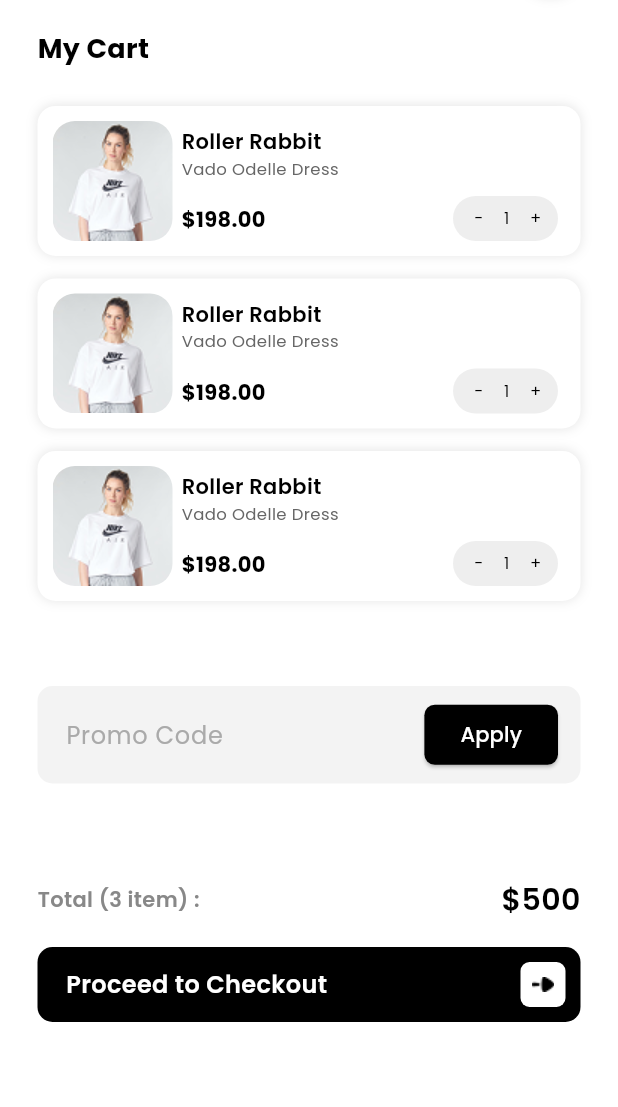
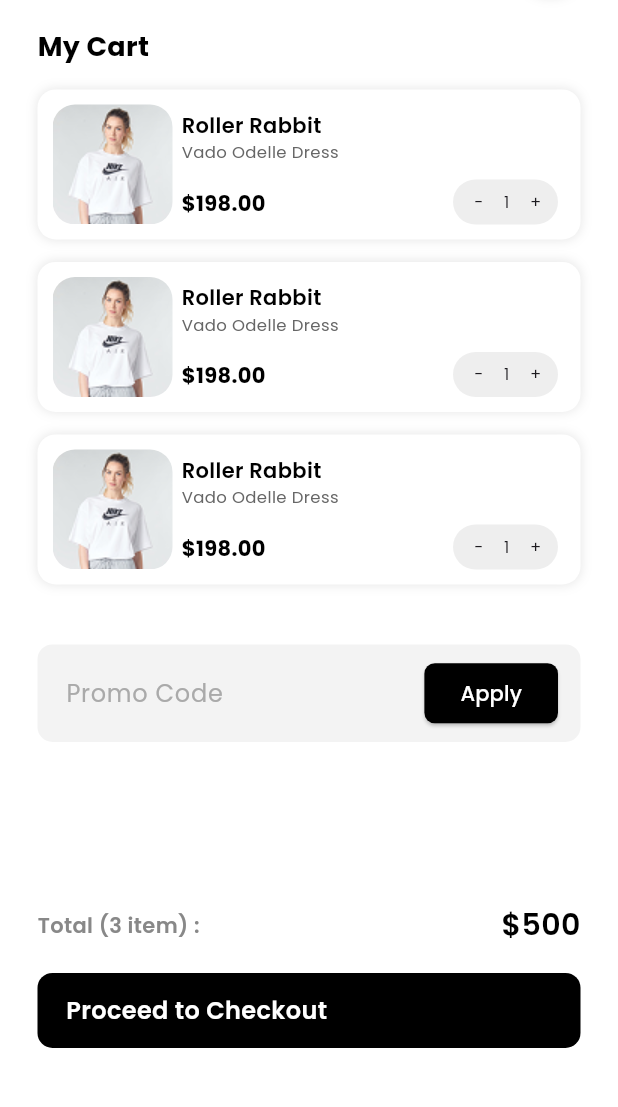
Before and after one commit to soheil-jalili/Ecommerce-App, a Flutter app: the CartScreen screen opened directly, on a phone screen of 412 x 824 dp, the part 82-1189 px from its top. Run offline on Flutter 3.47's test engine with Material 3 defaults, Android fonts, the phone set to English and light mode, and no system bars; our stand-ins replace google_fonts.

Commit message:
[FIX] problem in cart_screen

```diff
--- a/lib/screens/cart_screen.dart
+++ b/lib/screens/cart_screen.dart
@@ -15,9 +15,11 @@
   Widget build(BuildContext context) {
     return Scaffold(
       backgroundColor: AppColors.whiteColor,
-      resizeToAvoidBottomInset: true,
+      resizeToAvoidBottomInset: false,
 
-      body: Stack(
+      body: SafeArea(
+        child: SingleChildScrollView(
+          child: Column(
             children: [
               Column(
                 crossAxisAlignment: CrossAxisAlignment.start,
@@ -25,9 +27,11 @@
                   TopAppBarCustom(length: 3, haveShadow: true),
 
                   Padding(
-                padding: const EdgeInsets.symmetric(
-                  horizontal: 25,
-                  vertical: 25,
+                    padding: const EdgeInsets.only(
+                      right: 25,
+                      left: 25,
+                      top: 24,
+                      bottom: 15,
                     ),
                     child: Text(
                       'My Cart',
@@ -48,12 +52,12 @@
                         physics: const BouncingScrollPhysics(),
                         itemBuilder: (context, index) {
                           return Padding(
-                        padding: EdgeInsets.only(bottom: index != 2 ? 15 : 0),
+                            padding: EdgeInsets.only(
+                              bottom: index != 2 ? 15 : 0,
+                            ),
                             child: Dismissible(
-                          key: ValueKey(3),
-
+                              key: ValueKey(index),
                               direction: DismissDirection.endToStart,
-
                               background: Container(
                                 alignment: Alignment.centerRight,
                                 padding: const EdgeInsets.only(right: 20),
@@ -66,19 +70,23 @@
                                   color: Colors.white,
                                 ),
                               ),
-
                               onDismissed: (direction) {},
-
                               child: Container(
                                 height: 100,
-                            padding: EdgeInsets.fromLTRB(10, 10, 15, 10),
-                            alignment: Alignment.center,
+                                padding: const EdgeInsets.fromLTRB(
+                                  10,
+                                  10,
+                                  15,
+                                  10,
+                                ),
                                 decoration: BoxDecoration(
                                   color: AppColors.whiteColor,
                                   borderRadius: BorderRadius.circular(12),
                                   boxShadow: [
                                     BoxShadow(
-                                  color: Colors.black.withValues(alpha: 0.1),
+                                      color: Colors.black.withValues(
+                                        alpha: 0.1,
+                                      ),
                                       blurRadius: 6,
                                     ),
                                   ],
@@ -95,7 +103,7 @@
                                       ),
                                     ),
 
-                                SizedBox(width: 6),
+                                    const SizedBox(width: 6),
 
                                     Padding(
                                       padding: const EdgeInsets.symmetric(
@@ -113,7 +121,6 @@
                                               color: AppColors.blackColor,
                                             ),
                                           ),
-
                                           Text(
                                             'Vado Odelle Dress',
                                             style: TextStyle(
@@ -121,8 +128,7 @@
                                               color: AppColors.subTextColor,
                                             ),
                                           ),
-                                      Spacer(),
-
+                                          const Spacer(),
                                           Text(
                                             '\$198.00',
                                             style: TextStyle(
@@ -135,12 +141,17 @@
                                       ),
                                     ),
 
-                                Spacer(),
+                                    const Spacer(),
 
                                     Container(
                                       height: 30,
                                       width: 70,
-                                  padding: EdgeInsets.fromLTRB(14, 5, 11, 5),
+                                      padding: const EdgeInsets.fromLTRB(
+                                        14,
+                                        5,
+                                        11,
+                                        5,
+                                      ),
                                       decoration: BoxDecoration(
                                         color: AppColors.toggleCounter,
                                         borderRadius: BorderRadius.circular(30),
@@ -148,36 +159,18 @@
                                       child: Row(
                                         mainAxisAlignment:
                                             MainAxisAlignment.spaceBetween,
-                                    children: [
-                                      GestureDetector(
-                                        onTap: () {},
-                                        child: Text(
+                                        children: const [
+                                          Text(
                                             '-',
-                                          style: TextStyle(
-                                            color: AppColors.blackColor,
-                                            fontSize: 11,
+                                            style: TextStyle(fontSize: 11),
                                           ),
+                                          Text(
+                                            '1',
+                                            style: TextStyle(fontSize: 11),
                                           ),
-                                      ),
-                                      GestureDetector(
-                                        onTap: () {},
-                                        child: Text(
-                                          '1',
-                                          style: TextStyle(
-                                            color: AppColors.blackColor,
-                                            fontSize: 11,
-                                          ),
-                                        ),
-                                      ),
-                                      GestureDetector(
-                                        onTap: () {},
-                                        child: Text(
+                                          Text(
                                             '+',
-                                          style: TextStyle(
-                                            color: AppColors.blackColor,
-                                            fontSize: 11,
-                                          ),
-                                        ),
+                                            style: TextStyle(fontSize: 11),
                                           ),
                                         ],
                                       ),
@@ -194,19 +187,15 @@
                 ],
               ),
 
-          Positioned(
-            bottom: 247,
-            right: 25,
-            left: 25,
-            child: Container(
+              Container(
+                margin: const EdgeInsets.fromLTRB(25, 40, 25, 88),
                 height: 65,
                 decoration: BoxDecoration(
                   color: AppColors.promoCodeColor,
                   borderRadius: BorderRadius.circular(10),
                 ),
-
                 child: Padding(
-                padding: const EdgeInsets.only(right: 15, left: 19),
+                  padding: const EdgeInsets.fromLTRB(19, 0, 15, 0),
                   child: Row(
                     children: [
                       Expanded(
@@ -220,16 +209,15 @@
                           ),
                         ),
                       ),
-                    SizedBox(width: 7),
+                      const SizedBox(width: 7),
                       ElevatedButton(
                         style: ElevatedButton.styleFrom(
                           backgroundColor: AppColors.blackColor,
                           shape: RoundedRectangleBorder(
-                          borderRadius: BorderRadiusGeometry.circular(7),
+                            borderRadius: BorderRadius.circular(7),
                           ),
                         ),
                         onPressed: () {},
-
                         child: Text(
                           'Apply',
                           style: TextStyle(color: AppColors.whiteColor),
@@ -239,12 +227,15 @@
                   ),
                 ),
               ),
+
+              const SizedBox(height: 20),
+
+              Padding(
+                padding: const EdgeInsets.only(
+                  right: 25,
+                  left: 25,
+                  bottom: 117,
                 ),
-
-          Positioned(
-            bottom: 88,
-            left: 25,
-            right: 25,
                 child: Column(
                   children: [
                     Row(
@@ -269,16 +260,15 @@
                       ],
                     ),
 
-                SizedBox(height: 17),
+                    const SizedBox(height: 17),
 
                     Container(
                       height: 50,
-                  padding: EdgeInsets.fromLTRB(19, 9, 10, 9),
+                      padding: const EdgeInsets.fromLTRB(19, 9, 10, 9),
                       decoration: BoxDecoration(
                         borderRadius: BorderRadius.circular(10),
                         color: AppColors.blackColor,
                       ),
-
                       child: Row(
                         mainAxisAlignment: MainAxisAlignment.spaceBetween,
                         children: [
@@ -290,18 +280,8 @@
                               fontSize: 16,
                             ),
                           ),
-
-                      GestureDetector(
-                        onTap: () {},
-                        child: Container(
-                          width: 30,
-                          height: 30,
-                          decoration: BoxDecoration(
-                            color: AppColors.whiteColor,
-                            borderRadius: BorderRadius.circular(6),
-                          ),
-
-                          child: Image.asset(Assets.images.forward.path),
+                          Image.asset(Assets.images.forward.path, width: 30),
+                        ],
                       ),
                     ),
                   ],
@@ -310,7 +290,6 @@
             ],
           ),
         ),
-        ],
       ),
     );
   }
```
Lines whose indentation alone changed are shown as unchanged.
